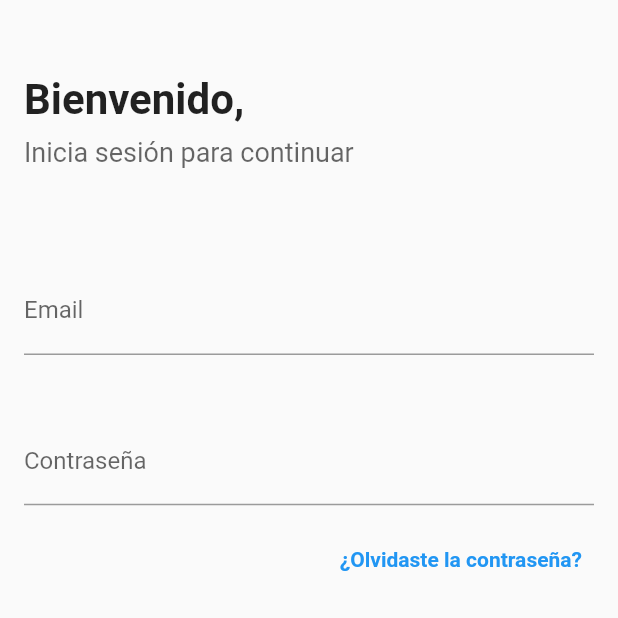
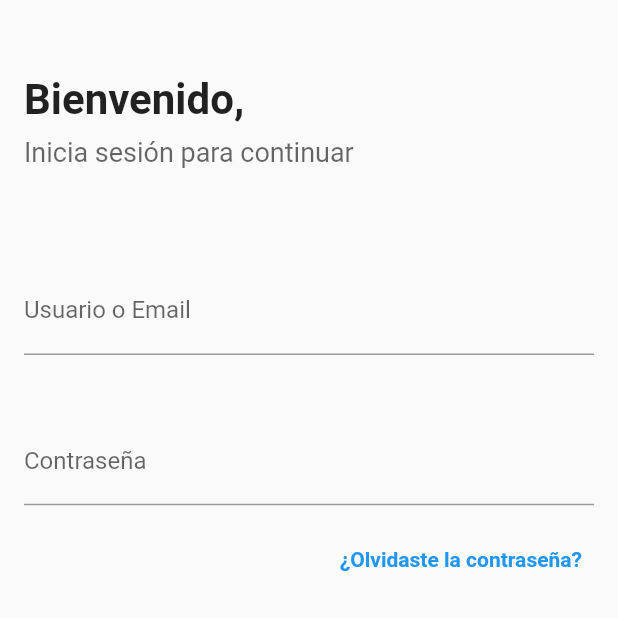
Before and after one commit to JesusCCs/ProyectoFinalFlutter, a Flutter app: the screen it shows after launch, after a tap on "Iniciar sesión", on a phone screen of 412 x 824 dp, the top half of it. Run offline on Flutter 3.47's test engine with Material 2 defaults, Android fonts, the phone set to English and light mode, and no system bars; drawn by our look-alikes of flutter_form_builder; our stand-ins replace cool_alert, dio, flutter_secure_storage, flutter_spinkit.

Commit message:
Completada validacion en el login

```diff
--- a/mobile_app/lib/_services/auth_service.dart
+++ b/mobile_app/lib/_services/auth_service.dart
@@ -1,4 +1,3 @@
-import 'package:dio/dio.dart';
 import 'package:flutter_form_builder/flutter_form_builder.dart';
 import 'package:mobile_app/_services/error_service.dart';
 
@@ -12,7 +11,12 @@ abstract class AuthService {
       'Password': pass
     }).catchError((e) => ErrorService.dio(e));
 
-    return response.statusCode == 200;
+    if (response.statusCode != 200) return false;
+
+
+
+
+    return true;
   }
 
   static Future<void> forgot(String email) async {
--- a/mobile_app/lib/_services/error_service.dart
+++ b/mobile_app/lib/_services/error_service.dart
@@ -11,6 +11,8 @@ abstract class ErrorService {
   static dynamic dynamicErrors;
 
   static FutureOr<Response> dio(DioError e) {
+
+    print(e.response.toString());
 
     if (e.response == null) {
       generalError = "Error al intentar conectarse al servidor";
--- a/mobile_app/lib/pantallas/auth/login_screen.dart
+++ b/mobile_app/lib/pantallas/auth/login_screen.dart
@@ -3,8 +3,10 @@ import 'package:flutter_form_builder/flutter_form_builder.dart';
 import 'package:mobile_app/_componentes/form_button.dart';
 import 'package:mobile_app/_componentes/navigation_link.dart';
 import 'package:mobile_app/_services/auth_service.dart';
+import 'package:mobile_app/_services/error_service.dart';
 import 'package:mobile_app/pantallas/auth/forgot_screen.dart';
 import 'package:mobile_app/pantallas/auth/register_screen.dart';
+import 'package:mobile_app/pantallas/listado/listado_screen.dart';
 
 class LoginScreen extends StatefulWidget {
   @override
@@ -14,24 +16,48 @@ class LoginScreen extends StatefulWidget {
 class _LoginScreenState extends State<LoginScreen> {
   final _formKey = GlobalKey<FormBuilderState>();
 
+  String? _passError;
   String? _emailError;
+  bool _customErrors = false;
 
   submit() async {
-
     final isValid = _formKey.currentState!.saveAndValidate();
 
-    if (!isValid) return;
+    if (!isValid && !_customErrors) return;
 
-    setState(() => _emailError = null);
+    setState(() => {
+          _customErrors = false,
+          _passError = null,
+          _emailError = null,
+        });
 
-    final email = _formKey.currentState!.fields['email']!.value;
-    final pass = _formKey.currentState!.fields['pass']!.value;
+    ErrorService.clear();
+
+    final email = _formKey.currentState!.fields['UserNameOrEmail']!.value;
+    final pass = _formKey.currentState!.fields['Password']!.value;
 
     final isLogged = await AuthService.login(email, pass);
 
+    if (!isLogged) {
+      var dynamicErrors =
+          ErrorService.showGeneralAndGetDynamic(context, _formKey);
 
+      if (dynamicErrors != null) {
+        setState(() => {
+              _passError = dynamicErrors[0],
+              _emailError = dynamicErrors[1],
+              _customErrors = true
+            });
+      }
+
+      return;
+    }
 
     FocusScope.of(context).unfocus();
+
+    _formKey.currentState!.reset();
+
+    Navigator.push(context, MaterialPageRoute(builder: (_) => ListadoScreen()));
   }
 
   @override
@@ -63,21 +89,19 @@ class _LoginScreenState extends State<LoginScreen> {
                   )),
               SizedBox(height: screenHeight * .07),
               FormBuilderTextField(
-                  name: 'email',
+                  name: 'UserNameOrEmail',
                   decoration: InputDecoration(
-                      labelText: 'Email', errorText: _emailError),
+                      labelText: 'Usuario o Email', errorText: _emailError),
                   keyboardType: TextInputType.emailAddress,
                   validator: FormBuilderValidators.compose([
-                    FormBuilderValidators.email(context),
                     FormBuilderValidators.required(context),
                     FormBuilderValidators.minLength(context, 3)
                   ])),
               SizedBox(height: screenHeight * .05),
               FormBuilderTextField(
-                  name: 'pass',
+                  name: 'Password',
                   decoration: InputDecoration(
-                    labelText: 'Contraseña',
-                  ),
+                      labelText: 'Contraseña', errorText: _passError),
                   obscureText: true,
                   validator: FormBuilderValidators.compose([
                     FormBuilderValidators.required(context),
--- a/mobile_app/lib/pantallas/auth/register_screen.dart
+++ b/mobile_app/lib/pantallas/auth/register_screen.dart
@@ -51,8 +51,6 @@ class _RegisterScreenState extends State<RegisterScreen> {
           _passConfirmError = dynamicErrors[3],
           _customErrors = true
         });
-      } else {
-
       }
 
       return;
```
